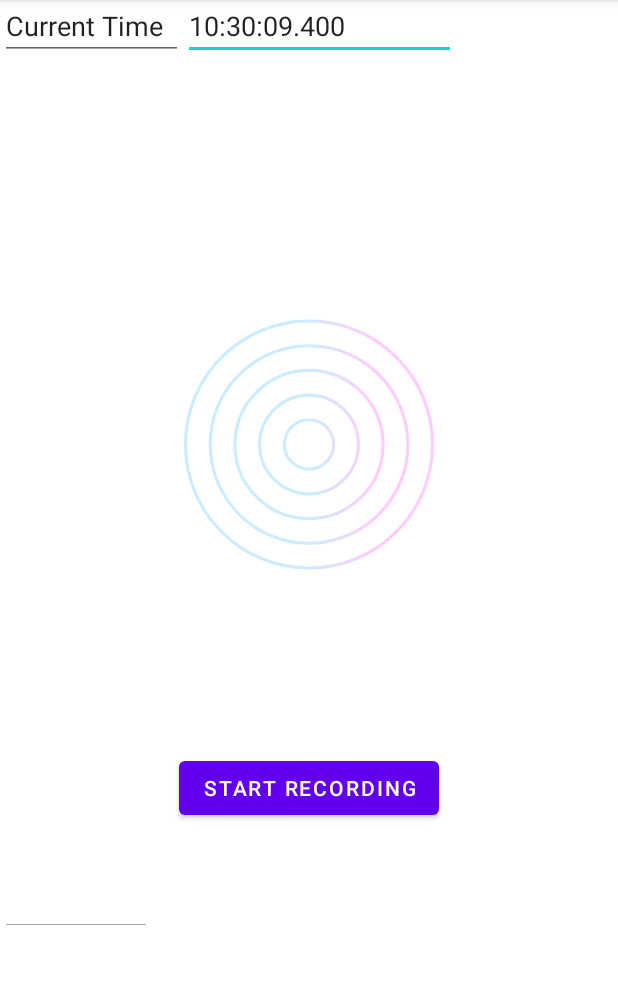
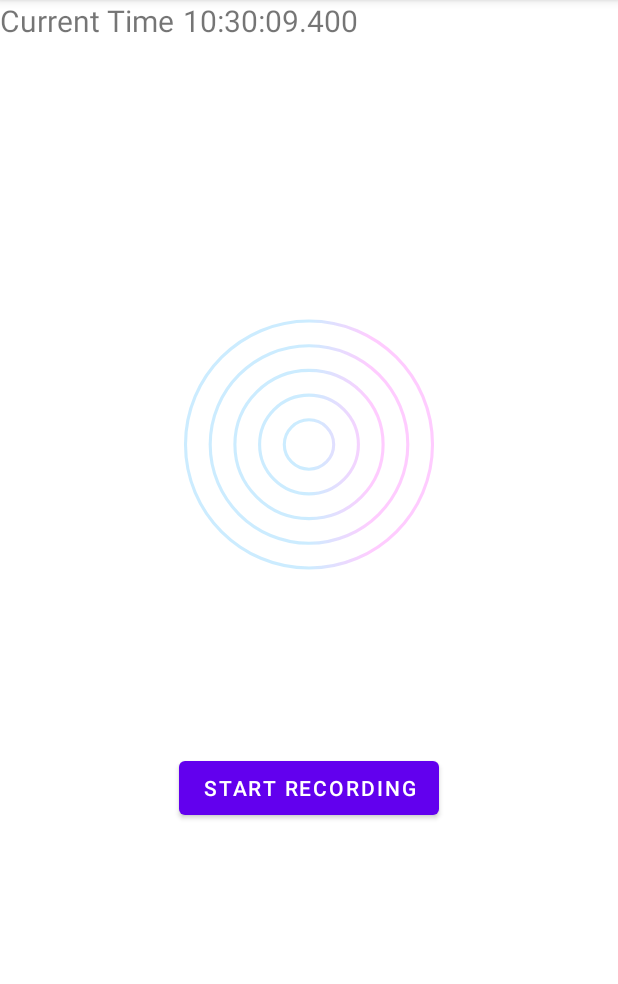
Before and after one commit to 5Gears0Chill/audio-sync-client, an Android app: the screen it shows after launch (MainActivity), on a phone screen of 412 x 824 dp, the part 84-1068 px from its top. Run offline under Robolectric (Android 15) with nearby library versions, the phone set to English and light mode, and no system bars.

Commit message:
Use TextView and set message text view when a message is received from websocket

```diff
--- a/app/build.gradle
+++ b/app/build.gradle
@@ -34,9 +34,9 @@ android {
 dependencies {
 
     implementation 'androidx.core:core-ktx:1.7.0'
-    implementation 'androidx.appcompat:appcompat:1.3.0'
-    implementation 'com.google.android.material:material:1.4.0'
-    implementation 'androidx.constraintlayout:constraintlayout:2.0.4'
+    implementation 'androidx.appcompat:appcompat:1.4.1'
+    implementation 'com.google.android.material:material:1.5.0'
+    implementation 'androidx.constraintlayout:constraintlayout:2.1.3'
     implementation 'com.squareup.okhttp3:okhttp:4.9.3'
     implementation 'com.airbnb.android:lottie:4.2.1'
     testImplementation 'junit:junit:4.13.2'
--- a/app/src/main/java/com/example/audiosyncronizer/MainActivity.kt
+++ b/app/src/main/java/com/example/audiosyncronizer/MainActivity.kt
@@ -12,6 +12,7 @@ import android.util.Log
 import android.view.animation.AccelerateInterpolator
 import android.widget.Button
 import android.widget.EditText
+import android.widget.TextView
 import androidx.annotation.RequiresApi
 import androidx.appcompat.app.AppCompatActivity
 import androidx.core.app.ActivityCompat
@@ -31,8 +32,8 @@ class MainActivity : AppCompatActivity() {
 
     private lateinit var mClient: OkHttpClient
     private lateinit var startRecordingButton: Button
-    private lateinit var currentTime: EditText
-    private lateinit var messageText: EditText
+    private lateinit var currentTime: TextView
+    private lateinit var messageText: TextView
     private lateinit var animator: ValueAnimator       // Custom animator to drive the lottie
     private lateinit var lottieView: LottieAnimationView
 
@@ -97,6 +98,8 @@ class MainActivity : AppCompatActivity() {
             }
             this
         }
+
+        startWebSocketListener()
     }
 
     override fun onResume() {
@@ -130,14 +133,13 @@ class MainActivity : AppCompatActivity() {
     private fun sendTimestampToServer() {
         Log.d("PITCH HEARD", "PITCH")
         stop()
-        startWebSocketListener()
     }
 
-    private fun startTimer(editText: EditText) {
+    private fun startTimer(editText: TextView) {
         val someHandler = Handler(mainLooper)
         someHandler.postDelayed(object : Runnable {
             override fun run() {
-                editText.setText(SimpleDateFormat("HH:mm:ss.SSS", Locale.UK).format(Date()))
+                editText.text = SimpleDateFormat("HH:mm:ss.SSS", Locale.UK).format(Date())
                 someHandler.postDelayed(this, 1)
             }
         }, 10)
@@ -145,7 +147,9 @@ class MainActivity : AppCompatActivity() {
 
     private fun startWebSocketListener() {
         val request = Request.Builder().url("wss://demo.piesocket.com/v3/channel_1?api_key=oCdCMcMPQpbvNjUIzqtvF1d2X2okWpDQj4AwARJuAgtjhzKxVEjQU6IdCjwm&notify_self").build()
-        val listener = EchoWebSocketListener(messageText)
+        val listener = EchoWebSocketListener {
+            result -> messageText.text = result
+        }
         val webSocket: WebSocket = mClient.newWebSocket(request, listener)
         mClient.dispatcher.executorService.shutdown()
     }
--- a/app/src/main/res/layout/activity_main.xml
+++ b/app/src/main/res/layout/activity_main.xml
@@ -5,17 +5,6 @@
     android:layout_width="match_parent"
     android:layout_height="match_parent"
     tools:context=".MainActivity">
-
-    <EditText
-        android:id="@+id/textTime"
-        android:layout_width="182dp"
-        android:layout_height="40dp"
-        android:inputType="textPersonName"
-        android:text="Time"
-        android:ems="10"
-        tools:layout_editor_absoluteY="64dp"
-        tools:ignore="MissingConstraints"
-        app:layout_constraintStart_toEndOf="@+id/textCurrentTimeLabel" />
 
     <com.airbnb.lottie.LottieAnimationView
         android:id="@+id/lottieView"
@@ -43,25 +32,41 @@
         app:layout_constraintStart_toStartOf="parent"
         app:layout_constraintTop_toBottomOf="@+id/lottieView"/>
 
-    <EditText
+    <TextView
         android:id="@+id/textCurrentTimeLabel"
         android:layout_width="122dp"
         android:layout_height="40dp"
         android:inputType="textPersonName"
         android:text="Current Time"
         android:ems="10"
+        android:textSize="20dp"
         tools:layout_editor_absoluteY="64dp"
         tools:layout_editor_absoluteX="16dp"
         tools:ignore="MissingConstraints" />
 
-    <EditText
+    <TextView
+        android:id="@+id/textTime"
+        android:layout_width="182dp"
+        android:layout_height="40dp"
+        android:inputType="textPersonName"
+        android:text="Time"
+        android:ems="10"
+        android:textSize="20dp"
+        tools:layout_editor_absoluteY="64dp"
+        tools:ignore="MissingConstraints"
+        app:layout_constraintStart_toEndOf="@+id/textCurrentTimeLabel" />
+
+    <TextView
         android:id="@+id/messageTextView"
-        android:text="TextView"
-        android:layout_width="101dp"
-        android:layout_height="18dp"
-        tools:layout_editor_absoluteX="155dp"
+        android:inputType="textPersonName"
+        android:ems="10"
+        android:textSize="20dp"
+        android:layout_width="267dp"
+        android:layout_height="60dp"
         app:layout_constraintTop_toBottomOf="@+id/btnStartRecording"
         android:layout_marginTop="56dp"
-        tools:ignore="MissingConstraints" />
+        tools:ignore="MissingConstraints"
+        app:layout_constraintEnd_toEndOf="parent"
+        app:layout_constraintStart_toStartOf="parent" />
 
 </androidx.constraintlayout.widget.ConstraintLayout>
```
Also changed, not shown: app/src/main/java/com/example/audiosyncronizer/EchoWebSocketListener.kt (+8 -7 lines).
